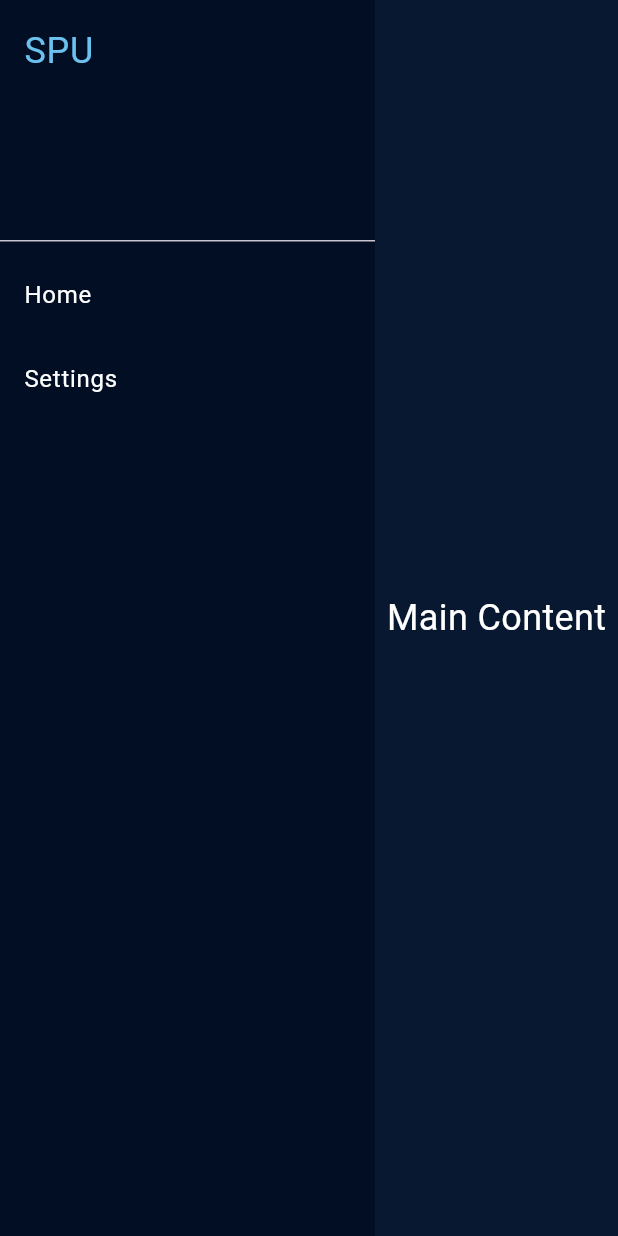
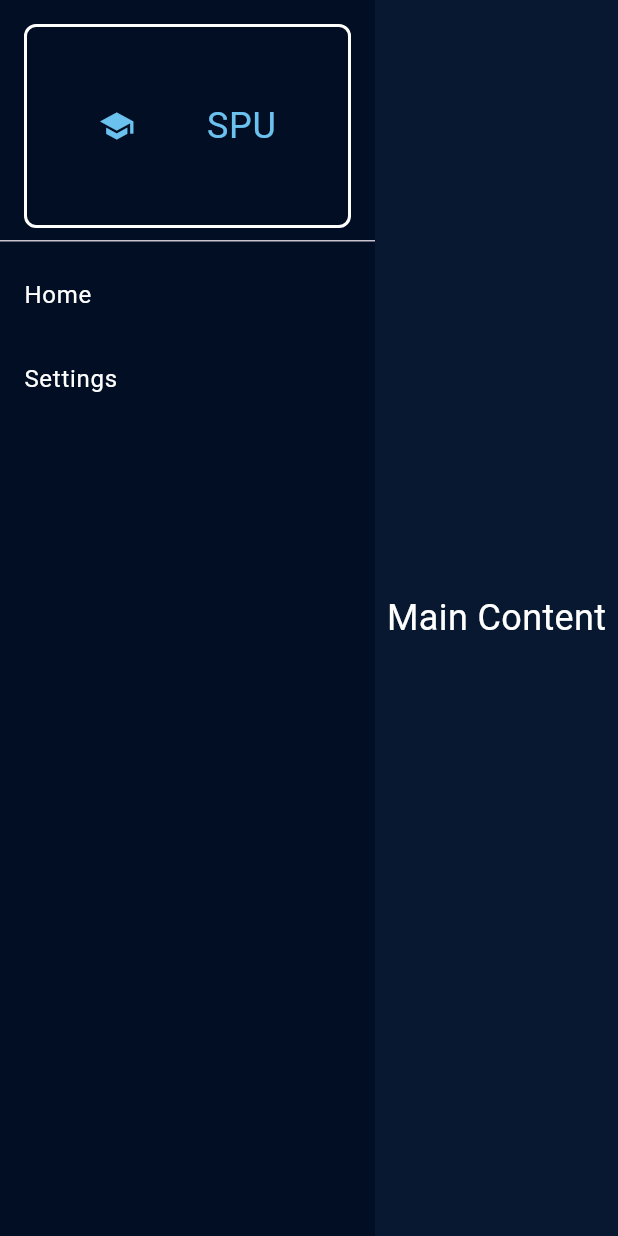
Before and after one commit to MustafaSedhom/Smart-Predictive-Unit-SPU-, a Flutter app: the screen it shows after launch, on a phone screen of 412 x 824 dp. Run offline on Flutter 3.47's test engine with Material 3 defaults, Android fonts, the phone set to English and light mode, and no system bars.

Commit message:
Draw SPU text in drwer in app and add round icon to test it and draw all in border container

```diff
--- a/code_of_project/SPU_Flutter_app_code/spu_linux_app/lib/Screens/Home_Screen/widgets/SPU_logo_in_Drawer.dart
+++ b/code_of_project/SPU_Flutter_app_code/spu_linux_app/lib/Screens/Home_Screen/widgets/SPU_logo_in_Drawer.dart
@@ -6,9 +6,30 @@ class SpuLogoInDrawer extends StatelessWidget {
 
   @override
   Widget build(BuildContext context) {
-    return Text(
-      "SPU",
-      style: TextStyle(color: AppColors.Drawer_logo_text_color, fontSize: 24),
+    return Container(
+      decoration: BoxDecoration(
+        color: AppColors.Drawer_color,
+        border: Border(
+          top: BorderSide(color: AppColors.Drawer_text_color, width: 2),
+          bottom: BorderSide(color: AppColors.Drawer_text_color, width: 2),
+          left: BorderSide(color: AppColors.Drawer_text_color, width: 2),
+          right: BorderSide(color: AppColors.Drawer_text_color, width: 2),
+        ),
+        borderRadius: BorderRadius.circular(8),
+      ),
+      child: Row(
+        mainAxisAlignment: MainAxisAlignment.spaceEvenly,
+        children: [
+          Icon(Icons.school, color: AppColors.Drawer_logo_text_color),
+          Text(
+            "SPU",
+            style: TextStyle(
+              color: AppColors.Drawer_logo_text_color,
+              fontSize: 24,
+            ),
+          ),
+        ],
+      ),
     );
   }
 }
```
